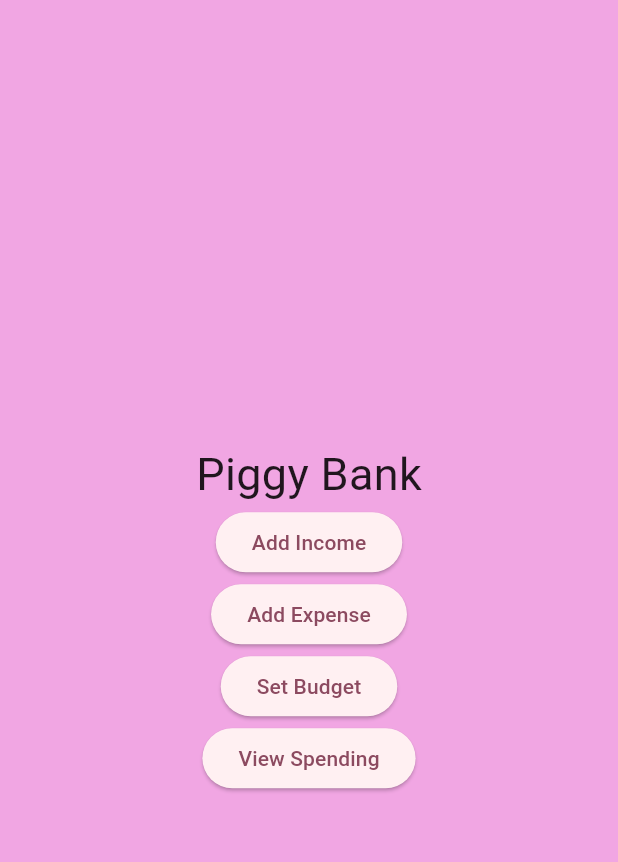
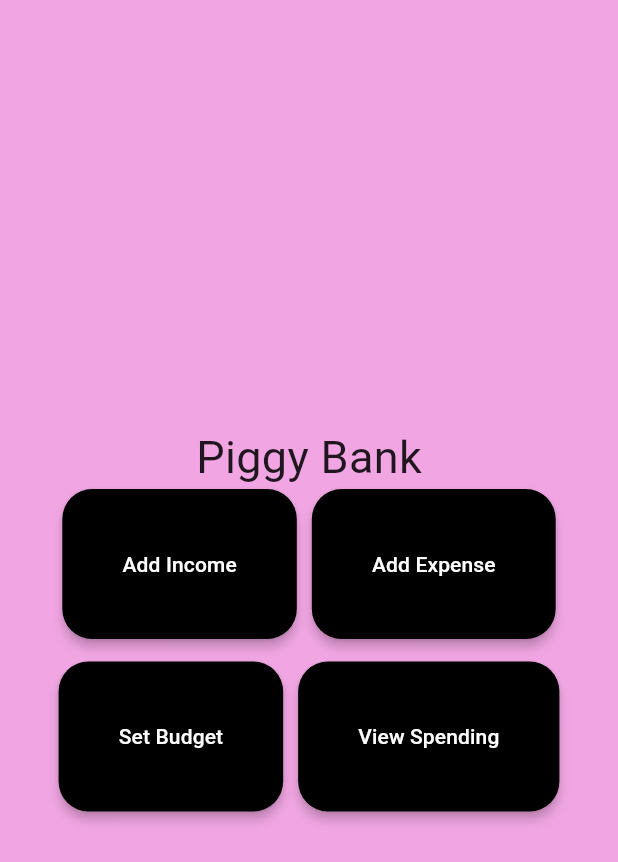
Before and after one commit to Ana-Tran/PiggyBank, a Flutter app: the screen it shows after launch, on a phone screen of 412 x 824 dp. Shown: the top 862 px of the screen. Run offline on Flutter 3.47's test engine with Material 2 defaults, Android fonts, the phone set to English and light mode, and no system bars.

Commit message:
Update main.dart
Change button style
Change button layout

```diff
--- a/piggybank/lib/main.dart
+++ b/piggybank/lib/main.dart
@@ -1,4 +1,3 @@
-import 'package:english_words/english_words.dart';
 import 'package:flutter/material.dart';
 import 'package:provider/provider.dart';
 
@@ -16,10 +15,20 @@ class MyApp extends StatelessWidget {
       child: MaterialApp(
         title: 'Piggy Bank',
         theme: ThemeData(
-          useMaterial3: true,
-          colorScheme: ColorScheme.fromSeed(seedColor: Color.fromARGB(0, 0, 0, 0)),
-          scaffoldBackgroundColor: Color.fromRGBO(241, 166, 227, 1)
-        ),
+            useMaterial3: true,
+            elevatedButtonTheme: ElevatedButtonThemeData(
+              style: ElevatedButton.styleFrom(
+                backgroundColor: Color.fromARGB(255, 0, 0, 0),
+                foregroundColor: Color.fromARGB(255, 255, 255, 255),
+                padding: const EdgeInsets.all(40),
+              shape: RoundedRectangleBorder(
+                borderRadius: BorderRadius.circular(20.0),
+              ),
+                elevation: 3,
+            )),
+            colorScheme:
+                ColorScheme.fromSeed(seedColor: Color.fromARGB(0, 0, 0, 0)),
+            scaffoldBackgroundColor: Color.fromRGBO(241, 166, 227, 1)),
         home: MyHomePage(),
       ),
     );
@@ -44,31 +53,88 @@ class MyHomePage extends StatelessWidget {
               mainAxisSize: MainAxisSize.min,
               children: [
                 // ↓ And this.
-                ElevatedButton(
-                  onPressed: () {},
-                  child: Text('Add Income'),
+                Row(
+                  mainAxisAlignment: MainAxisAlignment.center,
+                  children: [
+                    AddIncome(),
+                    SizedBox(height: 10, width: 10),
+                    AddExpense(),
+                  ],
                 ),
 
-                ElevatedButton(
-                  onPressed: () {},
-                  child: Text('Add Expense'),
+                SizedBox(height: 15),
+                Row(
+                  mainAxisAlignment: MainAxisAlignment.center,
+                  children: [
+                    AddBudget(),
+                    SizedBox(height: 10, width: 10),
+                    ViewSpending(),
+                  ],
                 ),
 
-                ElevatedButton(
-                  onPressed: () {},
-                  child: Text('Set Budget'),
-                ),
 
-                ElevatedButton(
-                  onPressed: () {},
-                  child: Text('View Spending'),
-                ),
 
               ],
             ),
           ],
         ),
       ),
+    );
+  }
+}
+
+class ViewSpending extends StatelessWidget {
+  const ViewSpending({
+    super.key,
+  });
+
+  @override
+  Widget build(BuildContext context) {
+    return ElevatedButton(
+      onPressed: () {},
+      child: Text('View Spending'),
+    );
+  }
+}
+
+class AddBudget extends StatelessWidget {
+  const AddBudget({
+    super.key,
+  });
+
+  @override
+  Widget build(BuildContext context) {
+    return ElevatedButton(
+      onPressed: () {},
+      child: Text('Set Budget'),
+    );
+  }
+}
+
+class AddExpense extends StatelessWidget {
+  const AddExpense({
+    super.key,
+  });
+
+  @override
+  Widget build(BuildContext context) {
+    return ElevatedButton(
+      onPressed: () {},
+      child: Text('Add Expense'),
+    );
+  }
+}
+
+class AddIncome extends StatelessWidget {
+  const AddIncome({
+    super.key,
+  });
+
+  @override
+  Widget build(BuildContext context) {
+    return ElevatedButton(
+      onPressed: () {},
+      child: Text('Add Income'),
     );
   }
 }
@@ -80,11 +146,9 @@ class AppName extends StatelessWidget {
 
   @override
   Widget build(BuildContext context) {
-    return Text('Piggy Bank',
-    style: TextStyle(
-      fontSize: 30,
-      color: Colors.black87
-      ),
-      );
+    return Text(
+      'Piggy Bank',
+      style: TextStyle(fontSize: 30, color: Colors.black87),
+    );
   }
 }
```
